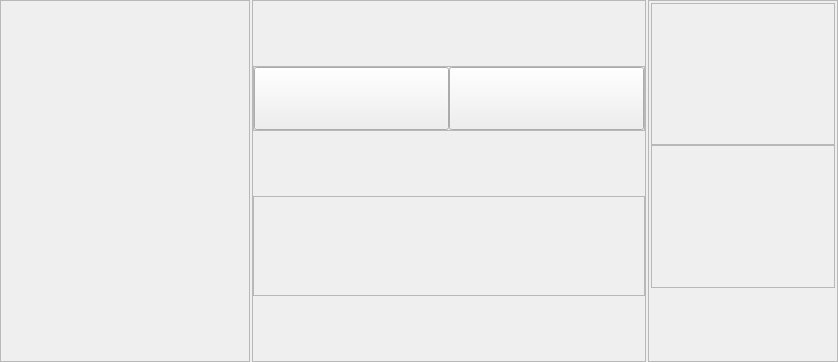
Qt form wpos/wpos/saleswidget.ui (wiresens/wpos) before a commit.
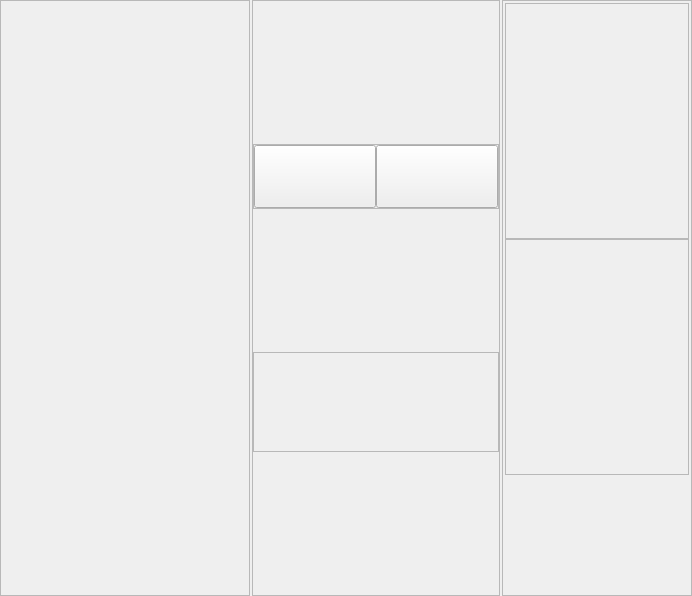
The same form after that commit.

Diff of the .ui file:
```diff
--- a/wpos/wpos/saleswidget.ui
+++ b/wpos/wpos/saleswidget.ui
@@ -6,8 +6,8 @@
    <rect>
     <x>0</x>
     <y>0</y>
-    <width>838</width>
-    <height>362</height>
+    <width>692</width>
+    <height>596</height>
    </rect>
   </property>
   <property name="sizePolicy">
```
